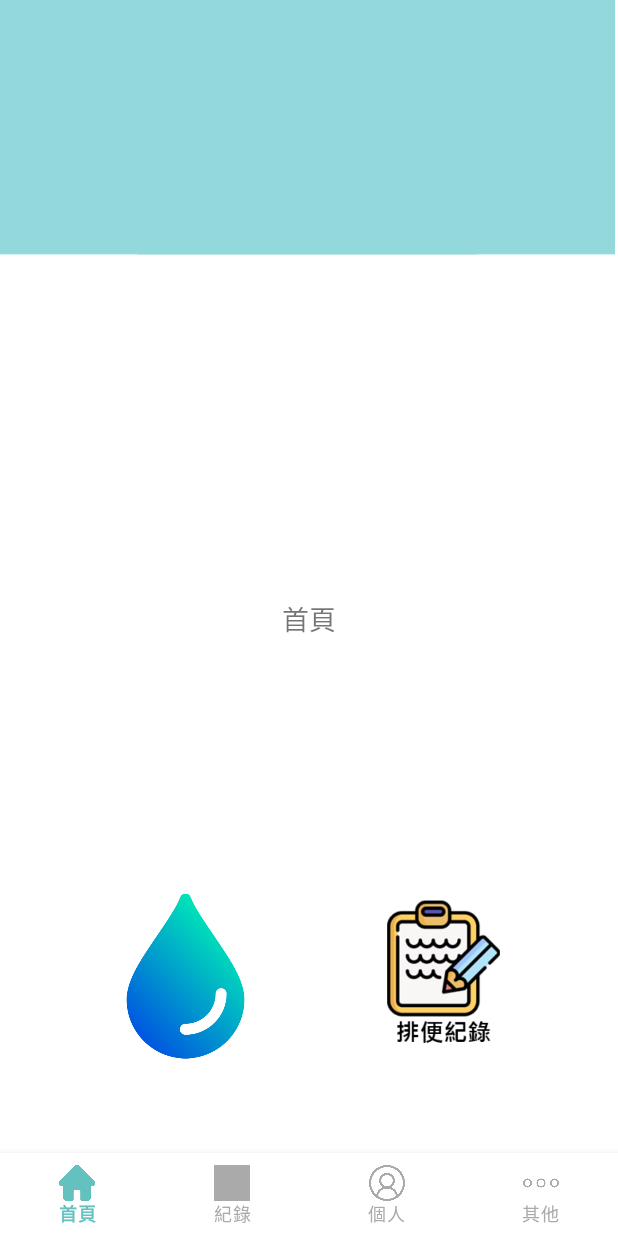
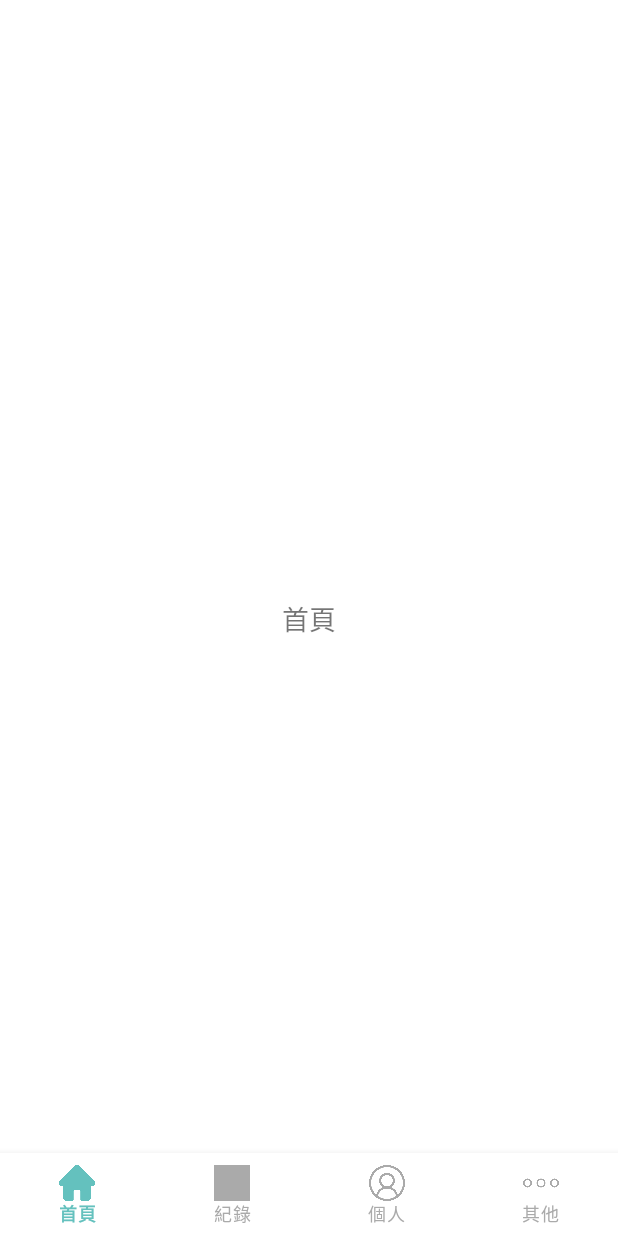
Before and after one commit to YShann/rx-and-mvvm, an Android app: the screen it shows after launch (MainActivity), on a phone screen of 412 x 824 dp. Run offline under Robolectric (Android 15) with nearby library versions, the phone set to English and light mode, and no system bars; our stand-ins replace data binding; libraries missing offline, so code that uses them is left out: com.jakewharton.retrofit2.

Commit message:
修改-fragment_home

```diff
--- a/app/src/main/res/layout/fragment_home.xml
+++ b/app/src/main/res/layout/fragment_home.xml
@@ -22,43 +22,6 @@
             app:layout_constraintStart_toStartOf="parent"
             app:layout_constraintTop_toTopOf="parent" />
 
-        <ImageView
-            android:id="@+id/imag_defecation"
-            android:layout_width="95dp"
-            android:layout_height="120dp"
-            app:layout_constraintBottom_toBottomOf="parent"
-            app:layout_constraintEnd_toEndOf="parent"
-            app:layout_constraintHorizontal_bias="0.742"
-            app:layout_constraintStart_toEndOf="@+id/imag_droplet"
-            app:layout_constraintTop_toTopOf="parent"
-            app:layout_constraintVertical_bias="0.839"
-            app:srcCompat="@drawable/defecation" />
-
-        <ImageView
-            android:id="@+id/imag_droplet"
-            android:layout_width="110dp"
-            android:layout_height="120dp"
-            app:layout_constraintBottom_toBottomOf="parent"
-            app:layout_constraintEnd_toStartOf="@+id/imag_defecation"
-            app:layout_constraintHorizontal_bias="0.5"
-            app:layout_constraintStart_toStartOf="parent"
-            app:layout_constraintTop_toTopOf="parent"
-            app:layout_constraintVertical_bias="0.839"
-            app:srcCompat="@drawable/droplet" />
-
     </androidx.constraintlayout.widget.ConstraintLayout>
 
-    <ImageView
-        android:id="@+id/imageView2"
-        android:layout_width="410dp"
-        android:layout_height="170dp"
-        android:background="@drawable/a2"
-        app:layout_constraintBottom_toBottomOf="parent"
-        app:layout_constraintEnd_toEndOf="parent"
-        app:layout_constraintHorizontal_bias="1.0"
-        app:layout_constraintStart_toStartOf="parent"
-        app:layout_constraintTop_toTopOf="parent"
-        app:layout_constraintVertical_bias="0.0"
-        app:srcCompat="@drawable/a2" />
-
 </FrameLayout>
```
